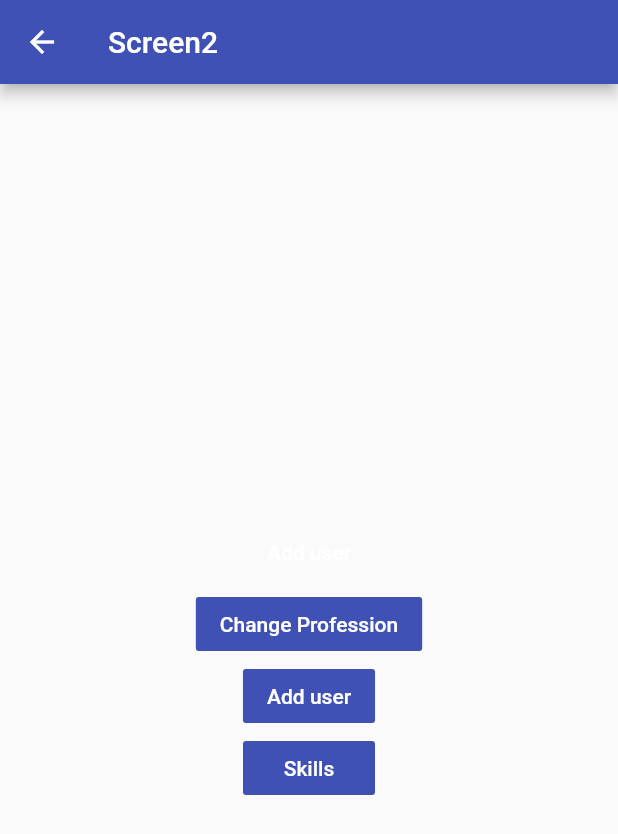
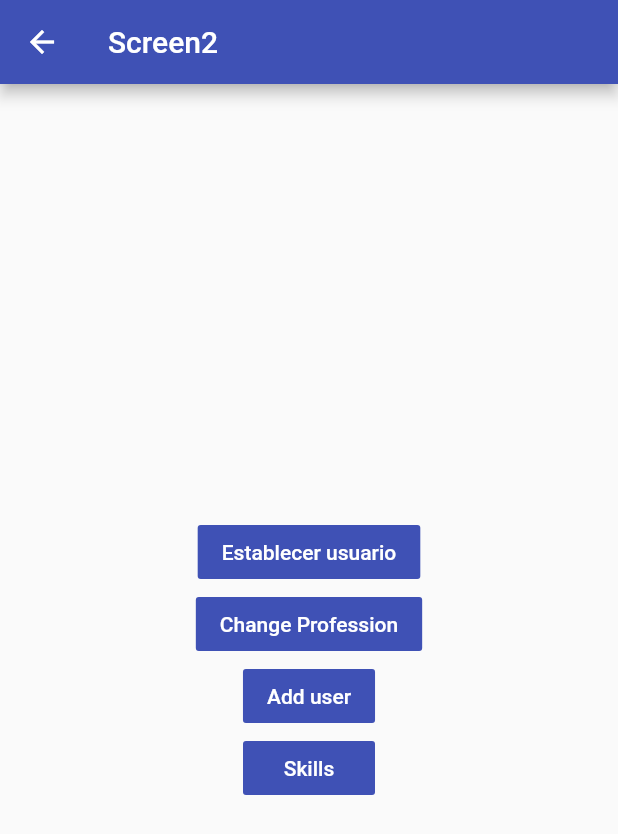
Before and after one commit to manuelduarte077/flutter-state, a Flutter app: the HomeScreen1 screen opened directly, after a tap on the "navigate next" icon, on a phone screen of 412 x 824 dp. Shown: the top 834 px of the screen. Run offline on Flutter 3.47's test engine with Material 2 defaults, Android fonts, the phone set to English and light mode, and no system bars; our stand-ins replace bloc, flutter_bloc; accounts and stored records are empty.

Commit message:
cambiar al nuevo usuario

```diff
--- a/lib/screens/bloc/user/usuario_cubit.dart
+++ b/lib/screens/bloc/user/usuario_cubit.dart
@@ -3,9 +3,15 @@
 import 'package:meta/meta.dart';
 import 'package:flutter_bloc/flutter_bloc.dart';
 
+import 'package:flutter_state/models/user.dart';
 part 'usuario_state.dart';
 
 class UsuariosCubit extends Cubit<UsuarioState> {
   // Llamar el estado inicial
   UsuariosCubit() : super(UsuarioInitial());
+
+  //  Metodo para cambiar el estado
+  void seleccionarUsuario(User user) {
+    emit(UsuarioActivo(user)); // Cambiar el estado
+  }
 }
--- a/lib/screens/bloc/user/usuario_state.dart
+++ b/lib/screens/bloc/user/usuario_state.dart
@@ -14,4 +14,20 @@ abstract class UsuarioState {}
 // Estado inicial
 class UsuarioInitial extends UsuarioState {
   final existeUsuario = false;
+
+  // Sobre escribir el metodo toString
+  @override
+  String toString() {
+    return 'UsuarioInitial: existeUsuario: $existeUsuario';
+  }
 }
+
+//  cambiar el estado
+
+class UsuarioActivo extends UsuarioState {
+  final exusteUsuario = true;
+
+  final User user;
+
+  UsuarioActivo(this.user);
+}
--- a/lib/screens/singleton/screens_1.dart
+++ b/lib/screens/singleton/screens_1.dart
@@ -1,4 +1,6 @@
 import 'package:flutter/material.dart';
+import 'package:flutter_bloc/flutter_bloc.dart';
+import 'package:flutter_state/screens/bloc/user/usuario_cubit.dart';
 import 'package:flutter_state/screens/singleton/screens_2.dart';
 
 class HomeScreen1 extends StatelessWidget {
@@ -7,7 +9,19 @@ class HomeScreen1 extends StatelessWidget {
   @override
   Widget build(BuildContext context) {
     return Scaffold(
-      body: UserInformacion(),
+      body: BlocBuilder<UsuariosCubit, UsuarioState>(
+        builder: (context, state) {
+          print('state: $state');
+
+          if (state is UsuarioInitial) {
+            return const Center(
+              child: Text('No hay usuario'),
+            );
+          } else {
+            return const UserInformacion();
+          }
+        },
+      ),
       floatingActionButton: FloatingActionButton(
         onPressed: () {
           Navigator.push(
@@ -45,7 +59,7 @@ class UserInformacion extends StatelessWidget {
             ),
           ),
           const Divider(),
-          ListTile(
+          const ListTile(
             title: Text("Name: Duarte"),
           ),
           const Text(
--- a/lib/screens/singleton/screens_2.dart
+++ b/lib/screens/singleton/screens_2.dart
@@ -1,6 +1,8 @@
 import 'package:flutter/material.dart';
+
+import 'package:flutter_bloc/flutter_bloc.dart';
 import 'package:flutter_state/models/user.dart';
-import 'package:flutter_state/services/user_service.dart';
+import 'package:flutter_state/screens/bloc/user/usuario_cubit.dart';
 
 class Screen2 extends StatelessWidget {
   const Screen2({Key? key}) : super(key: key);
@@ -16,13 +18,19 @@ class Screen2 extends StatelessWidget {
           mainAxisAlignment: MainAxisAlignment.center,
           children: [
             MaterialButton(
+              elevation: 0,
+              color: Colors.indigo,
               child: const Text(
-                'Add user',
+                'Establecer usuario',
                 style: TextStyle(color: Colors.white),
               ),
               onPressed: () {
-                final user = User(name: 'John Doe');
-                userService.getAllUser(user);
+                final newUser = User(
+                  name: "Manuel Duarte",
+                  profesion: ["Desarrollador", "Diseñador"],
+                  skills: ["Flutter", "Dart", "Kotlin", "Swift"],
+                );
+                context.read<UsuariosCubit>().seleccionarUsuario(newUser);
               },
             ),
             MaterialButton(
```
Also changed, not shown: lib/screens/bloc/productos/productos_cubit.dart (added, +8 -0 lines), lib/screens/bloc/productos/productos_state.dart (added, +9 -0 lines).
